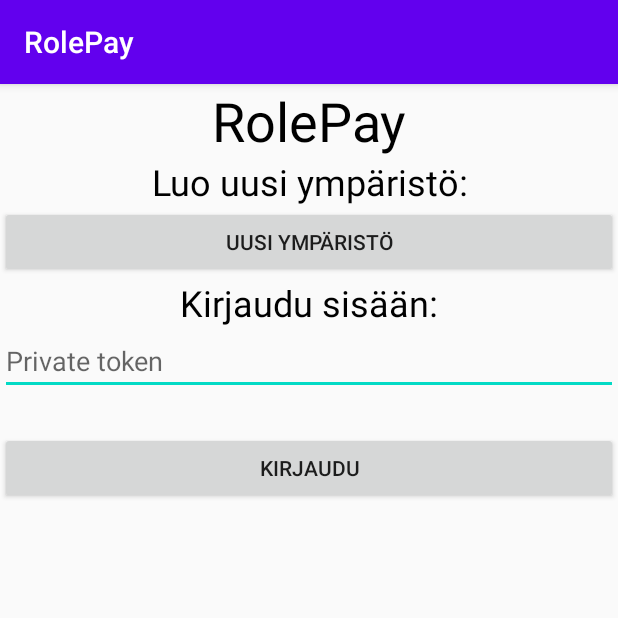
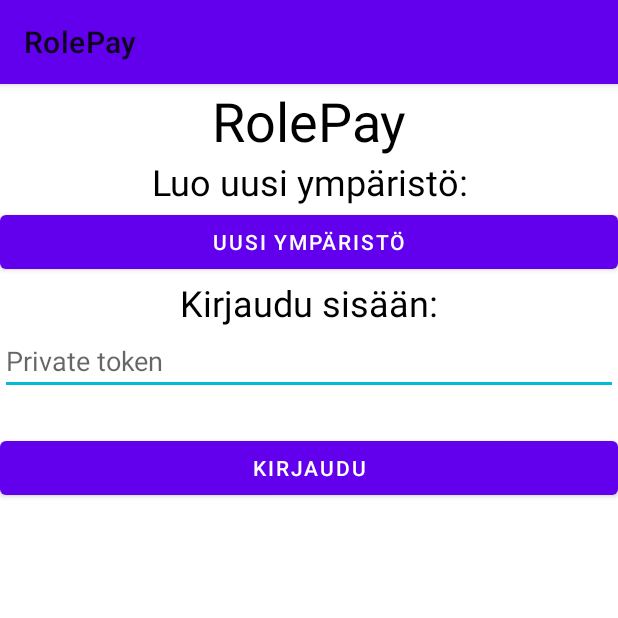
Before and after one commit to TuomaKas96/RolePay, an Android app: the screen it shows after launch (MainActivity), on a phone screen of 412 x 824 dp, the top half of it. Run offline under Robolectric (Android 15) with nearby library versions, the phone set to English and light mode, and no system bars.

Commit message:
Added Material Design components. Colors etc. should be changed later.

```diff
--- a/app/build.gradle
+++ b/app/build.gradle
@@ -56,4 +56,7 @@ dependencies {
     implementation "androidx.fragment:fragment-ktx:$fragment_version"
 
     // Navigation ends
+
+    //Material Design
+    implementation 'com.google.android.material:material:1.2.0'
 }
--- a/app/src/main/AndroidManifest.xml
+++ b/app/src/main/AndroidManifest.xml
@@ -13,7 +13,7 @@
         android:roundIcon="@mipmap/ic_launcher_round"
         android:supportsRtl="true"
         android:usesCleartextTraffic="true"
-        android:theme="@style/AppTheme">
+        android:theme="@style/Theme.AppTheme">
 
         <activity android:name=".Transaction" />
         <activity android:name=".UserBalance" />
--- a/app/src/main/java/com/example/rolepay/DatabaseConnection.kt
+++ b/app/src/main/java/com/example/rolepay/DatabaseConnection.kt
@@ -138,6 +138,8 @@ class DatabaseConnection : JobIntentService() {
 
         //Change to match your local IP
         // IMPORTANT! Your device must be in the same LAN for this to work
-        var dbUrl = "http://192.168.1.101:3000/"
+        //var dbUrl = "http://192.168.1.101:3000/"
+        //comment this out when not using this ip
+        var dbUrl = "http://89.166.118.240:3000/"
     }
 }
--- a/app/src/main/res/values/colors.xml
+++ b/app/src/main/res/values/colors.xml
@@ -1,6 +1,19 @@
 <?xml version="1.0" encoding="utf-8"?>
 <resources>
     <color name="colorPrimary">#6200EE</color>
-    <color name="colorPrimaryDark">#3700B3</color>
-    <color name="colorAccent">#03DAC5</color>
+    <color name="colorPrimaryDark">#673AB7</color>
+    <color name="colorSecondary">#03DAC6</color>
+    <color name="colorAccent">#00BCD4</color>
+    <color name="colorError">#B00020</color>
+
+    <!--Material Colors-->
+    <color name="colorPrimaryVariant">#3700B3</color>
+    <color name="colorSecondaryVariant">#018786</color>
+    <color name="colorSurface">#FFFFFF</color>
+    <color name="colorOnPrimary">#FFFFFF</color>
+    <color name="colorOnSecondary">#000000</color>
+    <color name="colorOnBackground">#000000</color>
+    <color name="colorOnError">#FFFFFF</color>
+    <color name="colorOnSurface">#000000</color>
+
 </resources>
--- a/app/src/main/res/values/styles.xml
+++ b/app/src/main/res/values/styles.xml
@@ -1,10 +1,35 @@
 <resources>
     <!-- Base application theme. -->
-    <style name="AppTheme" parent="Theme.AppCompat.Light.DarkActionBar">
+    <style name="Theme.AppTheme" parent="Theme.MaterialComponents.DayNight">
         <!-- Customize your theme here. -->
         <item name="colorPrimary">@color/colorPrimary</item>
         <item name="colorPrimaryDark">@color/colorPrimaryDark</item>
         <item name="colorAccent">@color/colorAccent</item>
+        <item name="colorError">@color/colorError</item>
+
+        <!-- New MaterialComponents attributes.-->
+        <item name="colorPrimaryVariant">@color/colorPrimaryVariant</item>
+        <item name="colorSecondaryVariant">@color/colorSecondaryVariant</item>
+        <item name="colorSurface">@color/colorSurface</item>
+        <item name="colorOnPrimary">@color/colorOnPrimary</item>
+        <item name="colorOnSecondary">@color/colorOnSecondary</item>
+        <item name="colorOnBackground">@color/colorOnBackground</item>
+        <item name="colorOnError">@color/colorOnError</item>
+        <item name="colorOnSurface">@color/colorOnSurface</item>
+        <item name="scrimBackground">@color/mtrl_scrim_color</item>
+        <item name="textAppearanceHeadline1">@style/TextAppearance.MaterialComponents.Headline1</item>
+        <item name="textAppearanceHeadline2">@style/TextAppearance.MaterialComponents.Headline2</item>
+        <item name="textAppearanceHeadline3">@style/TextAppearance.MaterialComponents.Headline3</item>
+        <item name="textAppearanceHeadline4">@style/TextAppearance.MaterialComponents.Headline4</item>
+        <item name="textAppearanceHeadline5">@style/TextAppearance.MaterialComponents.Headline5</item>
+        <item name="textAppearanceHeadline6">@style/TextAppearance.MaterialComponents.Headline6</item>
+        <item name="textAppearanceSubtitle1">@style/TextAppearance.MaterialComponents.Subtitle1</item>
+        <item name="textAppearanceSubtitle2">@style/TextAppearance.MaterialComponents.Subtitle2</item>
+        <item name="textAppearanceBody1">@style/TextAppearance.MaterialComponents.Body1</item>
+        <item name="textAppearanceBody2">@style/TextAppearance.MaterialComponents.Body2</item>
+        <item name="textAppearanceCaption">@style/TextAppearance.MaterialComponents.Caption</item>
+        <item name="textAppearanceButton">@style/TextAppearance.MaterialComponents.Button</item>
+        <item name="textAppearanceOverline">@style/TextAppearance.MaterialComponents.Overline</item>
+
     </style>
-
 </resources>
```
